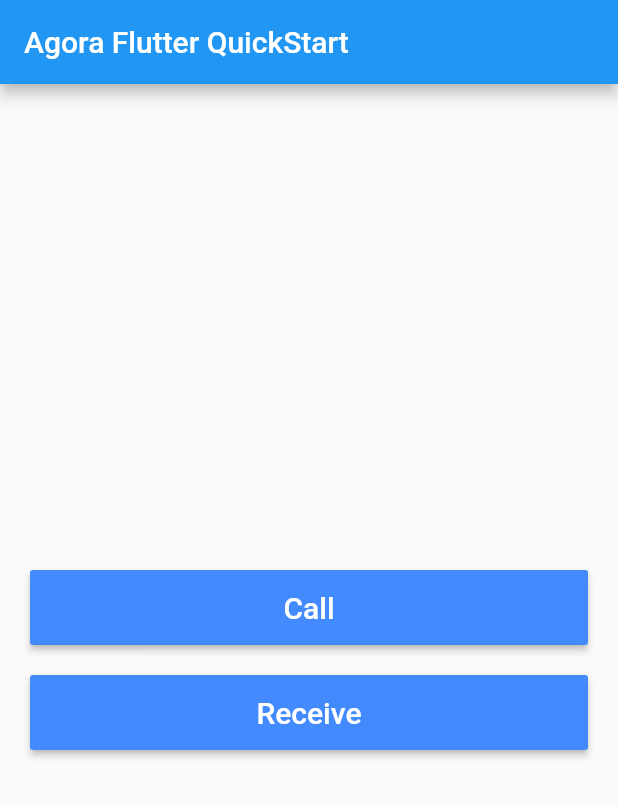
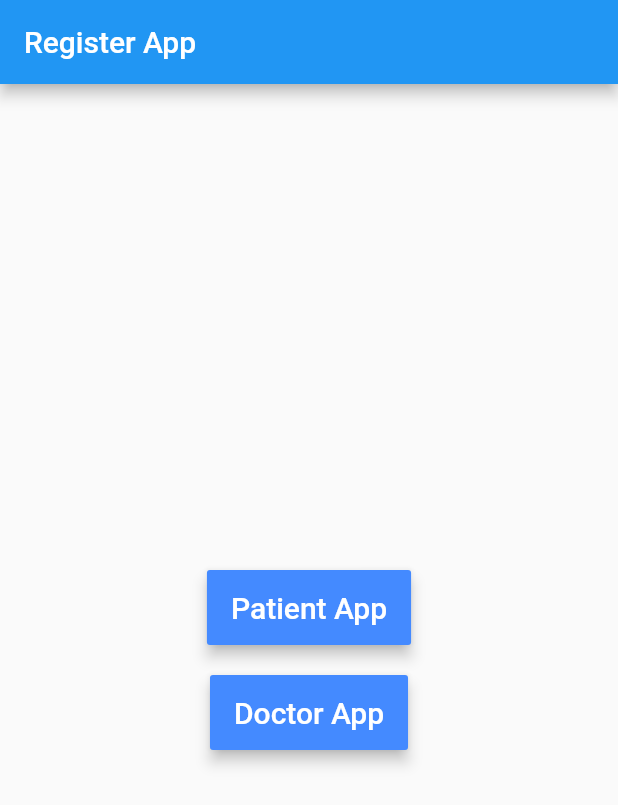
Before and after one commit to amitjangid80/flutter_video_call, a Flutter app: the screen it shows after launch, on a phone screen of 412 x 824 dp. Shown: the top 805 px of the screen. Run offline on Flutter 3.47's test engine with Material 2 defaults, Android fonts, the phone set to English and light mode, and no system bars; our stand-ins replace dio, firebase_messaging, permission_handler; missing offline and left inert: agora_rtc_engine; accounts and stored records are empty.

Commit message:
1. Completed video call demo.

```diff
--- a/lib/main.dart
+++ b/lib/main.dart
@@ -1,26 +1,61 @@
-import 'package:firebase_messaging/firebase_messaging.dart';
+import 'package:agora_rtc_engine/agora_rtc_engine.dart';
+import 'package:flutter/cupertino.dart';
 import 'package:flutter/material.dart';
-import 'package:flutter_video_call/src/pages/index.dart';
+import 'package:flutter/services.dart';
+import 'package:flutter_video_call/src/pages/call.dart';
+import 'package:flutter_video_call/src/pages/main_page.dart';
+import 'package:permission_handler/permission_handler.dart';
 
-final String topic = "/topics/videoCall";
+final String patientTopic = "/topics/videoCall";
+final String doctorTopic = "/topics/videoCallDoctor";
 final String fcmPath = "https://fcm.googleapis.com/fcm/";
-final String serverKey = "key=AAAAETZEGIU:APA91bF4RqF0cXvh3lsVFAJCZT39PQuIcTkrcbgaMj5kfdrJoavaxa3HJElBkWv423WC5Wjo0hojm3JHi7eMlcANYaEjesSuNFFTrgwQofc5_dN2u8bQsS25WLIxGtiRud-4edCkDtde";
+final String methodChannel = "com.amit.flutter_video_call/videoCall";
+final String serverKey =
+    "key=AAAAETZEGIU:APA91bF4RqF0cXvh3lsVFAJCZT39PQuIcTkrcbgaMj5kfdrJoavaxa3HJElBkWv423WC5Wjo0hojm3JHi7eMlcANYaEjesSuNFFTrgwQofc5_dN2u8bQsS25WLIxGtiRud-4edCkDtde";
 
 void main() {
   WidgetsFlutterBinding.ensureInitialized();
-  FirebaseMessaging().subscribeToTopic(topic);
 
-  runApp(MyApp());
+  runApp(
+    MaterialApp(
+      home: MyApp(),
+      title: 'Doctor Video Call',
+      theme: ThemeData(primarySwatch: Colors.blue, buttonTheme: ButtonThemeData(height: 50)),
+    ),
+  );
 }
 
-class MyApp extends StatelessWidget {
-  // This widget is the root of your application.
+class MyApp extends StatefulWidget {
+  @override
+  _MyAppState createState() => _MyAppState();
+}
+
+class _MyAppState extends State<MyApp> {
+  @override
+  void initState() {
+    super.initState();
+
+    MethodChannel(methodChannel).setMethodCallHandler((call) async {
+      debugPrint('call method invoked is: ${call.method.toString()}');
+      debugPrint('call method invoked arguments are: ${call.arguments.toString()}');
+
+      if (call.method.toString() == 'receiveCall') {
+        debugPrint('call method invoked is matched, now it should navigate to call screen');
+
+        // requesting for storage permission
+        await [Permission.camera, Permission.microphone, Permission.phone].request();
+
+        // push video page with given channel name
+        await Navigator.push(
+          context,
+          MaterialPageRoute(builder: (_) => CallPage(channelName: 'doctor', role: ClientRole.Broadcaster)),
+        );
+      }
+    });
+  }
+
   @override
   Widget build(BuildContext context) {
-    return MaterialApp(
-      title: 'Doctor Video Call',
-      home: IndexPage(),
-      theme: ThemeData(primarySwatch: Colors.blue, buttonTheme: ButtonThemeData(height: 50)),
-    );
+    return Scaffold(body: MainPage());
   }
 }
--- /dev/null
+++ b/lib/src/pages/main_page.dart
@@ -0,0 +1,45 @@
+// Created by AMIT JANGID on 17/07/20.
+
+import 'package:flutter/material.dart';
+import 'package:flutter_video_call/src/pages/index.dart';
+
+class MainPage extends StatelessWidget {
+  @override
+  Widget build(BuildContext context) {
+    return Scaffold(
+      appBar: AppBar(title: Text('Register App')),
+      body: Container(
+        child: Center(
+          child: Column(
+            mainAxisSize: MainAxisSize.max,
+            mainAxisAlignment: MainAxisAlignment.center,
+            crossAxisAlignment: CrossAxisAlignment.center,
+            children: <Widget>[
+              MaterialButton(
+                elevation: 4,
+                color: Colors.blueAccent,
+                child: Text("Patient App", style: Theme.of(context).textTheme.title.copyWith(color: Colors.white)),
+                onPressed: () => Navigator.pushReplacement(
+                  context,
+                  MaterialPageRoute(builder: (_) => IndexPage(isDoctorApp: false)),
+                ),
+              ),
+              Container(
+                margin: EdgeInsets.only(top: 20),
+                child: MaterialButton(
+                  elevation: 4,
+                  color: Colors.blueAccent,
+                  child: Text("Doctor App", style: Theme.of(context).textTheme.title.copyWith(color: Colors.white)),
+                  onPressed: () => Navigator.pushReplacement(
+                    context,
+                    MaterialPageRoute(builder: (_) => IndexPage(isDoctorApp: true)),
+                  ),
+                ),
+              ),
+            ],
+          ),
+        ),
+      ),
+    );
+  }
+}
--- a/lib/src/rest/api_services.dart
+++ b/lib/src/rest/api_services.dart
@@ -35,7 +35,7 @@ class ApiService {
   static Future<void> sendNotification() async {
     try {
       var _notificationBody = {'title': 'Doctor', 'message': 'Call from Doctor'};
-      var _notification = {'to': topic, 'data': _notificationBody};
+      var _notification = {'to': patientTopic, 'data': _notificationBody};
       var _response = await _dio.post('send', data: _notification);
 
       debugPrint('response from server is: $_response');
```
Also changed, not shown: lib/src/pages/index.dart (+45 -9 lines), 3 other files.
